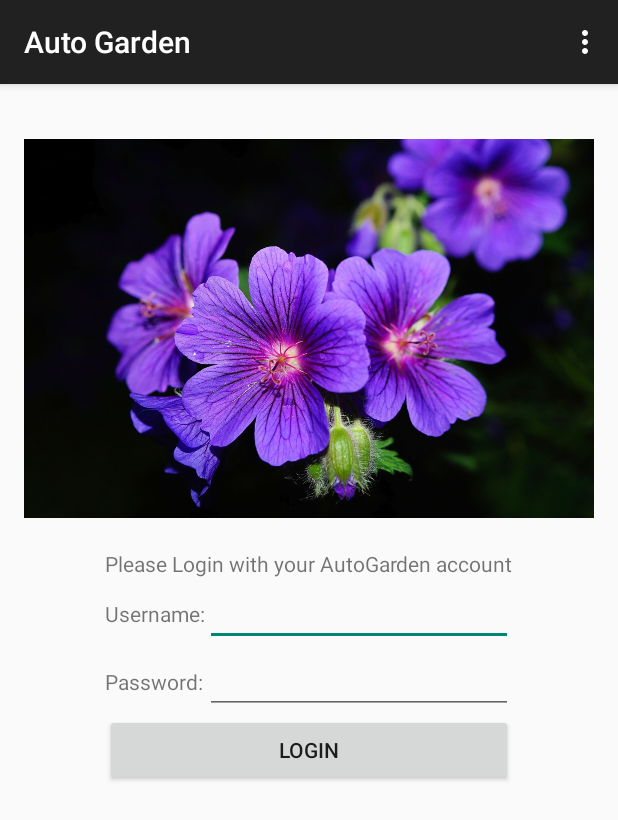
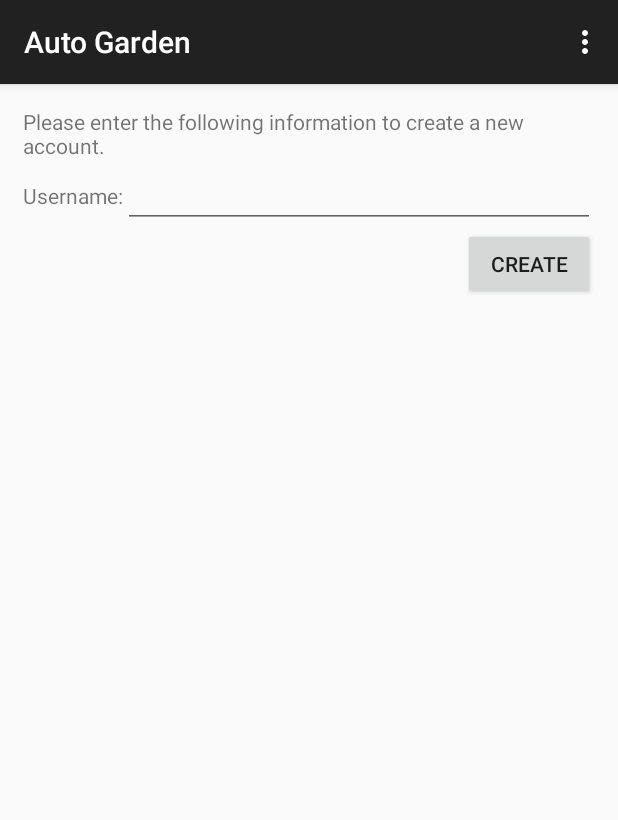
Before and after one commit to bpomerenke/self_watering_garden_arduino, an Android app: the screen it shows after launch (LoginActivity), in the options menu, after a tap on "Settings", on a phone screen of 412 x 824 dp. Shown: the top 820 px of the screen. Run offline under Robolectric (Android 15) with nearby library versions, the phone set to English and light mode, and no system bars; our stand-ins replace Dagger/Hilt's generated code, Volley; network calls fail; 1 statement that could not run was skipped.

Commit message:
Add authentication endpoint to server and update android application to use it. Lance

```diff
--- a/Android/AutoGarden/src/main/java/org/autogarden/dto/AuthenticationRequest.java
+++ /dev/null
@@ -1,11 +0,0 @@
-package org.autogarden.dto;
-
-public class AuthenticationRequest {
-    private String username;
-    private String password;
-
-    public AuthenticationRequest(String username, String password) {
-        this.username = username;
-        this.password = password;
-    }
-}
--- a/Android/AutoGarden/src/main/java/org/autogarden/login/LoginActivity.java
+++ b/Android/AutoGarden/src/main/java/org/autogarden/login/LoginActivity.java
@@ -2,6 +2,7 @@ package org.autogarden.login;
 
 import android.content.Intent;
 import android.os.Bundle;
+import android.support.v4.app.FragmentTransaction;
 import android.support.v7.app.ActionBarActivity;
 import android.view.Menu;
 import android.view.MenuItem;
@@ -9,7 +10,7 @@ import android.view.MenuItem;
 import org.autogarden.DeviceListActivity;
 import org.autogarden.R;
 
-public class LoginActivity extends ActionBarActivity implements LoginFragmentListener {
+public class LoginActivity extends ActionBarActivity implements LoginFragmentListener, NewUserFragmentListener {
 
     @Override
     protected void onCreate(Bundle savedInstanceState) {
@@ -48,4 +49,18 @@ public class LoginActivity extends ActionBarActivity implements LoginFragmentLis
     public void loginSuccessful() {
         startActivity(new Intent(this, DeviceListActivity.class));
     }
+
+    @Override
+    public void showNewUserFragment() {
+        FragmentTransaction fragmentTransaction = getSupportFragmentManager().beginTransaction();
+        fragmentTransaction = fragmentTransaction.replace(R.id.container, new NewUserFragment());
+        fragmentTransaction.commit();
+    }
+
+    @Override
+    public void newUserCreated() {
+        FragmentTransaction fragmentTransaction = getSupportFragmentManager().beginTransaction();
+        fragmentTransaction = fragmentTransaction.replace(R.id.container, new LoginFragment());
+        fragmentTransaction.commit();
+    }
 }
--- a/Android/AutoGarden/src/main/java/org/autogarden/login/LoginFragment.java
+++ b/Android/AutoGarden/src/main/java/org/autogarden/login/LoginFragment.java
@@ -11,13 +11,12 @@ import android.view.ViewGroup;
 import android.widget.TextView;
 import android.widget.Toast;
 
-import com.android.volley.RequestQueue;
 import com.android.volley.Response;
 import com.android.volley.VolleyError;
 
 import org.autogarden.R;
-import org.autogarden.dto.AuthenticationRequest;
 import org.autogarden.dto.AuthenticationResponse;
+import org.autogarden.dto.User;
 import org.autogarden.service.PostGsonRequest;
 import org.autogarden.service.RequestQueueSingleton;
 import org.autogarden.service.Service;
@@ -39,33 +38,40 @@ public class LoginFragment extends Fragment {
                 login();
             }
         });
+        rootView.findViewById(R.id.login_create_account).setOnClickListener(new View.OnClickListener() {
+            @Override
+            public void onClick(View v) {
+                loginFragmentListener.showNewUserFragment();
+            }
+        });
         return rootView;
     }
 
     @Override
     public void onAttach(Activity activity) {
         super.onAttach(activity);
-        loginFragmentListener = (LoginFragmentListener)activity;
+        loginFragmentListener = (LoginFragmentListener) activity;
     }
 
     private void login() {
         String userName = ((TextView) getView().findViewById(R.id.login_username)).getText().toString();
-        String password = ((TextView) getView().findViewById(R.id.login_password)).getText().toString();
-        AuthenticationRequest authenticationRequest = new AuthenticationRequest(userName, password);
-        PostGsonRequest<AuthenticationResponse> request = new PostGsonRequest<>(Service.URL + "/authenticate", authenticationRequest, AuthenticationResponse.class, new Response.Listener<AuthenticationResponse>() {
+        User user = new User(userName, null);
+        PostGsonRequest<AuthenticationResponse> request = new PostGsonRequest<AuthenticationResponse>(Service.URL + "user/authenticate", user, AuthenticationResponse.class,
+                new Response.Listener<AuthenticationResponse>() {
                     @Override
                     public void onResponse(AuthenticationResponse response) {
                         TokenManager.getInstance().setToken(response.getToken());
-
+                        loginFragmentListener.loginSuccessful();
                     }
-        }, new ErrorListener() {
+                },
+                new ErrorListener() {
                     @Override
                     public void onErrorResponse(VolleyError error) {
-                Log.e(LoginFragment.class.getSimpleName(), "VolleyError " + error);
+                        Log.e(LoginFragment.class.getSimpleName(), "VolleyError " + error, error.getCause());
                         Toast.makeText(getActivity(), error.toString(), Toast.LENGTH_LONG).show();
                     }
-        });
-        RequestQueue instance = RequestQueueSingleton.getInstance(getActivity());
-        instance.add(request);
+                }) {
+        };
+        RequestQueueSingleton.getInstance(getActivity()).add(request);
     }
 }
--- a/Android/AutoGarden/src/main/java/org/autogarden/login/LoginFragmentListener.java
+++ b/Android/AutoGarden/src/main/java/org/autogarden/login/LoginFragmentListener.java
@@ -2,4 +2,6 @@ package org.autogarden.login;
 
 public interface LoginFragmentListener {
     void loginSuccessful();
+
+    void showNewUserFragment();
 }
--- /dev/null
+++ b/Android/AutoGarden/src/main/java/org/autogarden/login/NewUserFragment.java
@@ -0,0 +1,67 @@
+package org.autogarden.login;
+
+import android.app.Activity;
+import android.os.Bundle;
+import android.support.v4.app.Fragment;
+import android.util.Log;
+import android.view.LayoutInflater;
+import android.view.View;
+import android.view.ViewGroup;
+import android.widget.TextView;
+import android.widget.Toast;
+
+import com.android.volley.Response;
+import com.android.volley.VolleyError;
+
+import org.autogarden.R;
+import org.autogarden.dto.User;
+import org.autogarden.service.PostGsonRequest;
+import org.autogarden.service.RequestQueueSingleton;
+import org.autogarden.service.Service;
+
+public class NewUserFragment extends Fragment {
+
+    private NewUserFragmentListener listener;
+
+    @Override
+    public View onCreateView(LayoutInflater inflater, ViewGroup container,
+                             Bundle savedInstanceState) {
+
+        View rootView = inflater.inflate(R.layout.new_user_fragment, container, false);
+        rootView.findViewById(R.id.new_user_create).setOnClickListener(new View.OnClickListener() {
+            @Override
+            public void onClick(View v) {
+                createAccount();
+            }
+        });
+
+        return rootView;
+    }
+
+    @Override
+    public void onAttach(Activity activity) {
+        super.onAttach(activity);
+        listener = (NewUserFragmentListener) activity;
+    }
+
+    private void createAccount() {
+        String userName = ((TextView) getView().findViewById(R.id.new_user_username)).getText().toString();
+        User user = new User(userName, null);
+        PostGsonRequest<Void> request = new PostGsonRequest<>(Service.URL + "user", user, Void.class,
+                new Response.Listener<Void>() {
+                    @Override
+                    public void onResponse(Void response) {
+                        Toast.makeText(getActivity(), "Account Created. Please Login", Toast.LENGTH_LONG).show();
+                        listener.newUserCreated();
+                    }
+                },
+                new Response.ErrorListener() {
+                    @Override
+                    public void onErrorResponse(VolleyError error) {
+                        Log.e(NewUserFragment.class.getSimpleName(), "VolleyError " + error, error.getCause());
+                        Toast.makeText(getActivity(), error.toString(), Toast.LENGTH_LONG).show();
+                    }
+                });
+        RequestQueueSingleton.getInstance(getActivity()).add(request);
+    }
+}
--- /dev/null
+++ b/Android/AutoGarden/src/main/java/org/autogarden/login/NewUserFragmentListener.java
@@ -0,0 +1,5 @@
+package org.autogarden.login;
+
+public interface NewUserFragmentListener {
+    public void newUserCreated();
+}
--- a/Android/AutoGarden/src/main/java/org/autogarden/service/AbstractGsonRequest.java
+++ b/Android/AutoGarden/src/main/java/org/autogarden/service/AbstractGsonRequest.java
@@ -3,9 +3,9 @@ package org.autogarden.service;
 import com.android.volley.AuthFailureError;
 import com.android.volley.NetworkResponse;
 import com.android.volley.ParseError;
-import com.android.volley.Request;
 import com.android.volley.Response;
 import com.android.volley.toolbox.HttpHeaderParser;
+import com.android.volley.toolbox.JsonRequest;
 import com.google.gson.Gson;
 import com.google.gson.JsonSyntaxException;
 
@@ -13,25 +13,19 @@ import java.io.UnsupportedEncodingException;
 import java.util.HashMap;
 import java.util.Map;
 
-public abstract class AbstractGsonRequest<T> extends Request<T> {
+public abstract class AbstractGsonRequest<T> extends JsonRequest<T> {
     protected final Gson gson = new Gson();
     private Class<T> responseClass;
-    private Response.Listener<T> successListener;
 
     public AbstractGsonRequest(int method, String url, Class<T> responseClass, Response.Listener<T> successListener, Response.ErrorListener listener) {
-        super(method, url, listener);
+        super(method, url, null, successListener, listener);
         this.responseClass = responseClass;
-        this.successListener = successListener;
-    }
-
-    public AbstractGsonRequest(int method, String url, Response.ErrorListener listener) {
-        super(method, url, listener);
     }
 
     @Override
     public Map<String, String> getHeaders() throws AuthFailureError {
         String token = TokenManager.getInstance().getToken();
-        if(token != null) {
+        if (token != null) {
             HashMap<String, String> headers = new HashMap<>();
             headers.put("token", token);
             return headers;
@@ -42,7 +36,7 @@ public abstract class AbstractGsonRequest<T> extends Request<T> {
     @Override
     protected Response<T> parseNetworkResponse(NetworkResponse response) {
         try {
-            if (responseClass != null) {
+            if (responseClass != null && responseClass != Void.class) {
                 String json = new String(
                         response.data, HttpHeaderParser.parseCharset(response.headers));
                 return Response.success(
@@ -56,11 +50,4 @@ public abstract class AbstractGsonRequest<T> extends Request<T> {
             return Response.error(new ParseError(e));
         }
     }
-
-    @Override
-    protected void deliverResponse(T response) {
-        if (successListener != null) {
-            successListener.onResponse(response);
-        }
-    }
 }
--- a/Android/AutoGarden/src/main/java/org/autogarden/service/PostGsonRequest.java
+++ b/Android/AutoGarden/src/main/java/org/autogarden/service/PostGsonRequest.java
@@ -1,6 +1,5 @@
 package org.autogarden.service;
 
-import com.android.volley.AuthFailureError;
 import com.android.volley.Response;
 
 public class PostGsonRequest<T> extends AbstractGsonRequest<T> {
@@ -12,7 +11,7 @@ public class PostGsonRequest<T> extends AbstractGsonRequest<T> {
     }
 
     @Override
-    public byte[] getBody() throws AuthFailureError {
+    public byte[] getBody() {
         return gson.toJson(requestObj).getBytes();
     }
 }
--- a/Android/AutoGarden/src/main/java/org/autogarden/service/Service.java
+++ b/Android/AutoGarden/src/main/java/org/autogarden/service/Service.java
@@ -1,5 +1,5 @@
 package org.autogarden.service;
 
 public interface Service {
-    String URL = "http://onedogdev.com";
+    String URL = "http://192.168.56.1:3000/api/v1/";
 }
--- a/Android/AutoGarden/src/main/res/layout/login_fragment.xml
+++ b/Android/AutoGarden/src/main/res/layout/login_fragment.xml
@@ -69,6 +69,12 @@
             android:layout_height="wrap_content"
             android:text="@string/login" />
 
+        <TextView
+            android:id="@+id/login_create_account"
+            android:layout_width="match_parent"
+            android:layout_height="wrap_content"
+            android:gravity="center"
+            android:text="Create New Account." />
     </LinearLayout>
 
     <View
--- /dev/null
+++ b/Android/AutoGarden/src/main/res/layout/new_user_fragment.xml
@@ -0,0 +1,46 @@
+<?xml version="1.0" encoding="utf-8"?>
+<ScrollView xmlns:android="http://schemas.android.com/apk/res/android"
+    android:layout_width="match_parent"
+    android:layout_height="match_parent">
+
+    <LinearLayout
+        android:layout_width="match_parent"
+        android:layout_height="match_parent"
+        android:layout_margin="15dp"
+        android:orientation="vertical">
+
+        <TextView
+            android:layout_width="wrap_content"
+            android:layout_height="wrap_content"
+            android:layout_gravity="center"
+            android:text="@string/create_new_account" />
+
+        <TableLayout
+            android:layout_width="match_parent"
+            android:layout_height="wrap_content">
+
+            <TableRow>
+
+                <TextView
+                    android:layout_width="wrap_content"
+                    android:layout_height="wrap_content"
+                    android:text="Username:" />
+
+                <EditText
+                    android:id="@+id/new_user_username"
+                    android:layout_width="0dp"
+                    android:layout_height="wrap_content"
+                    android:layout_weight="1.0" />
+
+            </TableRow>
+        </TableLayout>
+
+        <Button
+            android:id="@+id/new_user_create"
+            android:layout_width="wrap_content"
+            android:layout_height="wrap_content"
+            android:layout_gravity="right"
+            android:text="@string/create" />
+    </LinearLayout>
+
+</ScrollView>
--- a/Android/AutoGarden/src/main/res/values/strings.xml
+++ b/Android/AutoGarden/src/main/res/values/strings.xml
@@ -9,5 +9,7 @@
     <string name="action_settings">Settings</string>
     <string name="please_login">Please Login with your AutoGarden account</string>
     <string name="login">Login</string>
+    <string name="create_new_account">Please enter the following information to create a new account.</string>
+    <string name="create">Create</string>
 
 </resources>
```
Also changed, not shown: Android/AutoGarden/src/main/java/org/autogarden/dto/User.java (added, +26 -0 lines), 2 other files. Lines whose indentation alone changed are shown as unchanged.
